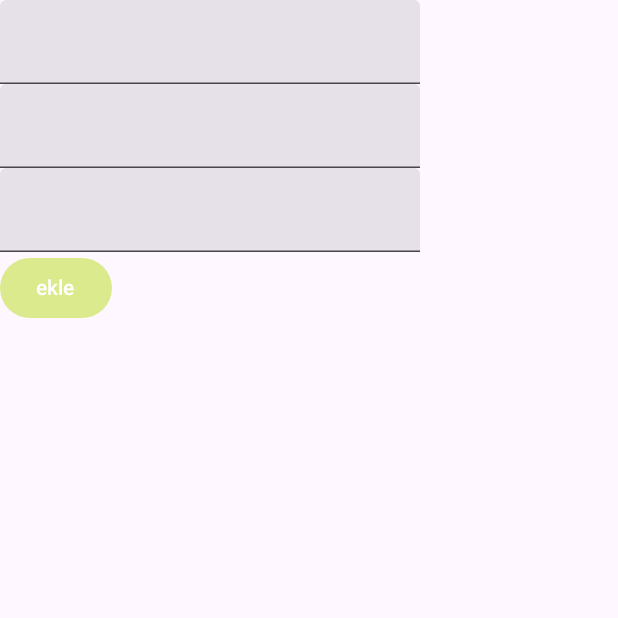
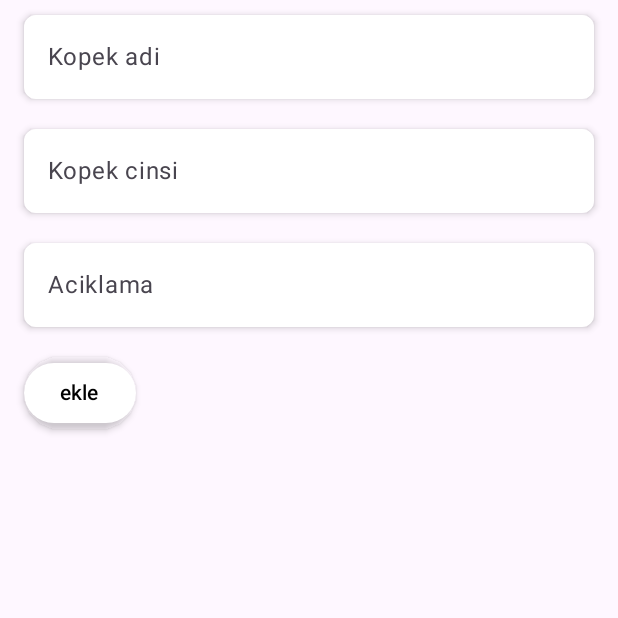
Before and after one commit to turkerdev/doge, an Android app built with Jetpack Compose: the composable IlanEkle shown on its own in the app's theme, on a phone screen of 412 x 824 dp, the top half of it. Run offline under Robolectric (Android 15) with nearby library versions, the phone set to English and light mode, and no system bars; libraries missing offline, so code that uses them is left out: io.github.jan.supabase; 1 statement that could not run was skipped.

Commit message:
Improvement to jobs and new jobs page

```diff
--- a/app/src/main/java/dev/turker/doge/MainActivity.kt
+++ b/app/src/main/java/dev/turker/doge/MainActivity.kt
@@ -3,10 +3,16 @@ package dev.turker.doge
 import android.os.Bundle
 import androidx.activity.ComponentActivity
 import androidx.activity.compose.setContent
+import androidx.compose.foundation.layout.Arrangement
 import androidx.compose.foundation.layout.Column
+import androidx.compose.foundation.layout.fillMaxHeight
 import androidx.compose.foundation.layout.fillMaxSize
+import androidx.compose.foundation.layout.fillMaxWidth
 import androidx.compose.foundation.layout.padding
+import androidx.compose.foundation.layout.requiredHeight
+import androidx.compose.foundation.layout.size
 import androidx.compose.foundation.lazy.LazyColumn
+import androidx.compose.foundation.shape.RoundedCornerShape
 import androidx.compose.material.icons.Icons
 import androidx.compose.material.icons.filled.Add
 import androidx.compose.material.icons.filled.Check
@@ -15,11 +21,15 @@ import androidx.compose.material.icons.filled.Favorite
 import androidx.compose.material3.BottomAppBar
 import androidx.compose.material3.BottomAppBarDefaults
 import androidx.compose.material3.Button
+import androidx.compose.material3.ButtonDefaults
+import androidx.compose.material3.Card
+import androidx.compose.material3.CardDefaults
 import androidx.compose.material3.ExperimentalMaterial3Api
 import androidx.compose.material3.FloatingActionButton
 import androidx.compose.material3.FloatingActionButtonDefaults
 import androidx.compose.material3.Icon
 import androidx.compose.material3.IconButton
+import androidx.compose.material3.MaterialTheme
 import androidx.compose.material3.NavigationBar
 import androidx.compose.material3.NavigationBarItem
 import androidx.compose.material3.NavigationBarItemDefaults
@@ -27,6 +37,7 @@ import androidx.compose.material3.Scaffold
 import androidx.compose.material3.Surface
 import androidx.compose.material3.Text
 import androidx.compose.material3.TextField
+import androidx.compose.material3.TextFieldDefaults
 import androidx.compose.runtime.Composable
 import androidx.compose.runtime.LaunchedEffect
 import androidx.compose.runtime.getValue
@@ -36,6 +47,10 @@ import androidx.compose.runtime.remember
 import androidx.compose.runtime.setValue
 import androidx.compose.ui.Alignment
 import androidx.compose.ui.Modifier
+import androidx.compose.ui.draw.shadow
+import androidx.compose.ui.graphics.Color
+import androidx.compose.ui.text.style.TextAlign
+import androidx.compose.ui.unit.dp
 import androidx.navigation.NavController
 import androidx.navigation.compose.NavHost
 import androidx.navigation.compose.composable
@@ -129,6 +144,35 @@ data class Ilan(
 )
 
 @Composable
+fun ilanContent(ilan:Ilan)
+{
+    Card(
+        colors = CardDefaults.cardColors(
+            containerColor = Primary,
+            contentColor = Color.Black
+        ),
+        modifier = Modifier
+            .fillMaxWidth()
+            .padding(12.dp)
+    ) {
+        Column(
+            verticalArrangement = Arrangement.spacedBy(10.dp),
+            modifier = Modifier.padding(10.dp)
+        ) {
+            Text(
+                text = ilan.kopekAdi,
+            )
+            Text(
+                text = ilan.kopekCinsi,
+            )
+            Text(
+                text = ilan.aciklama,
+            )
+        }
+    }
+}
+
+@Composable
 fun KendiIlanlar(navController: NavController){
     var ilanlar = remember { mutableStateListOf<Ilan>() }
 
@@ -141,7 +185,7 @@ fun KendiIlanlar(navController: NavController){
 
     Column {
         ilanlar.forEach{
-            Text(text = it.aciklama)
+            ilanContent(ilan = it)
         }
     }
 }
@@ -163,18 +207,70 @@ fun IlanEkle(navController: NavController){
 
     Column {
         TextField(
+            modifier = Modifier
+                .fillMaxWidth()
+                .padding(start = 16.dp, end = 16.dp, top = 10.dp, bottom = 10.dp)
+                .shadow(elevation = 3.dp, shape = RoundedCornerShape(8.dp)),
+            colors = TextFieldDefaults.textFieldColors(
+                focusedIndicatorColor = Color.Transparent,
+                disabledIndicatorColor = Color.Transparent,
+                errorIndicatorColor = Color.Transparent,
+                unfocusedIndicatorColor = Color.Transparent,
+                containerColor = Color.White
+            ),
+            label = {
+                Text(text = "Kopek adi")
+            },
             value = isim,
             onValueChange = {isim=it}
         )
         TextField(
+            modifier = Modifier
+                .fillMaxWidth()
+                .padding(start = 16.dp, end = 16.dp, top = 10.dp, bottom = 10.dp)
+                .shadow(elevation = 3.dp, shape = RoundedCornerShape(8.dp)),
+            colors = TextFieldDefaults.textFieldColors(
+                focusedIndicatorColor = Color.Transparent,
+                disabledIndicatorColor = Color.Transparent,
+                errorIndicatorColor = Color.Transparent,
+                unfocusedIndicatorColor = Color.Transparent,
+                containerColor = Color.White
+            ),
+            label = {
+                Text(text = "Kopek cinsi")
+            },
             value = tur,
             onValueChange = {tur=it}
         )
         TextField(
+            modifier = Modifier
+                .fillMaxWidth()
+                .padding(start = 16.dp, end = 16.dp, top = 10.dp, bottom = 10.dp)
+                .shadow(elevation = 3.dp, shape = RoundedCornerShape(8.dp)),
+            colors = TextFieldDefaults.textFieldColors(
+                focusedIndicatorColor = Color.Transparent,
+                disabledIndicatorColor = Color.Transparent,
+                errorIndicatorColor = Color.Transparent,
+                unfocusedIndicatorColor = Color.Transparent,
+                containerColor = Color.White
+            ),
+            label = {
+                Text(text = "Aciklama")
+            },
             value = aciklama,
             onValueChange = {aciklama=it}
         )
-        Button(onClick = {ekle()}) {
+        Button(modifier = Modifier
+            .padding(
+                start = 16.dp,
+                end = 16.dp,
+                top = 10.dp,
+                bottom = 10.dp
+            )
+            .shadow(elevation = 3.dp, shape = RoundedCornerShape(64.dp)),
+            colors = ButtonDefaults.buttonColors(contentColor = Color.Black, containerColor = Color.White),
+            onClick = {ekle()})
+        {
             Text(text = "ekle")
         }
     }
```
